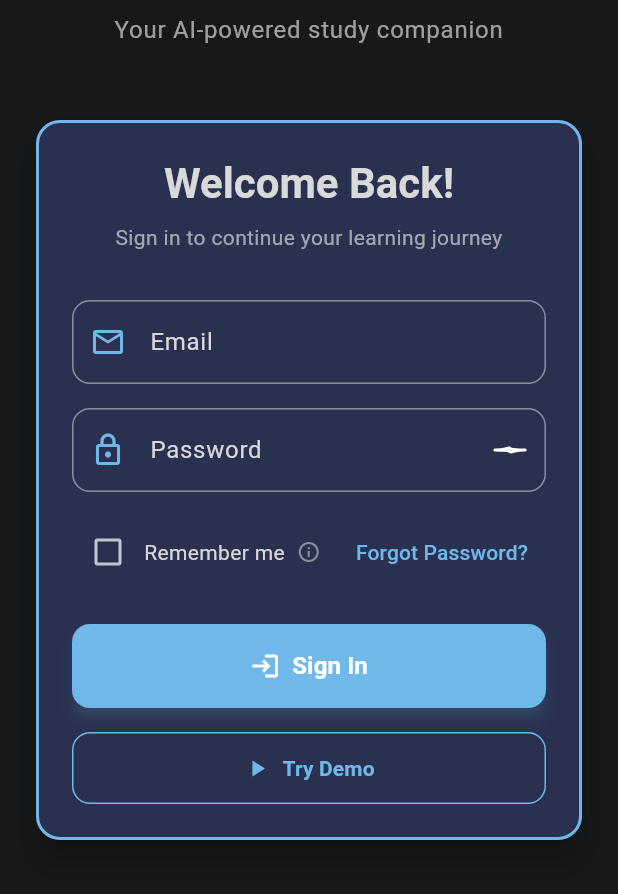
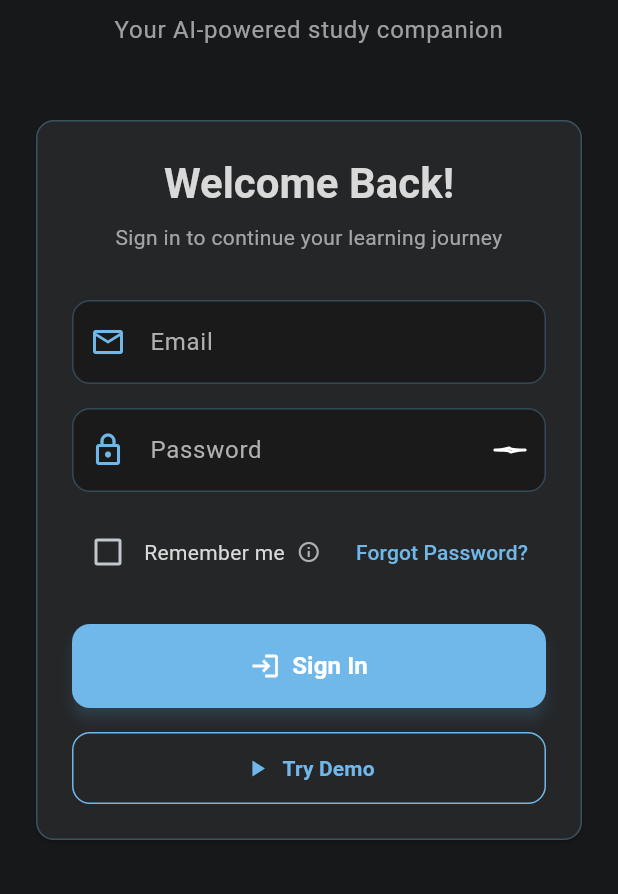
Before and after one commit to Cos229-239/2025_09_Team2, a Flutter app: the screen it shows after launch, on a phone screen of 412 x 824 dp, the part 342-1236 px from its top. Run offline on Flutter 3.47's test engine with Material 3 defaults, Android fonts, the phone set to English and light mode, and no system bars; our stand-ins replace cached_network_image, cloud_firestore, emoji_picker_flutter, file_picker, firebase_analytics, firebase_auth and 12 more; missing offline and left inert: flutter_quill, flutter_webrtc; accounts and stored records are empty.

Commit message:
Updated UI color scheme for login screen and sign up screen

```diff
--- a/lib/screens/auth/login_screen.dart
+++ b/lib/screens/auth/login_screen.dart
@@ -220,7 +220,15 @@
 
   Widget _buildLoginCard(BuildContext context) {
     return Card(
-      elevation: 8,
+      elevation: 1,
+      color: const Color(0xFF242628), // Match learning screen task card background
+      shape: RoundedRectangleBorder(
+        borderRadius: BorderRadius.circular(12),
+        side: BorderSide(
+          color: const Color(0xFF6FB8E9).withValues(alpha: 0.3), // Match learning screen border
+          width: 1,
+        ),
+      ),
       child: Padding(
         padding: const EdgeInsets.all(24),
         child: Form(
@@ -232,6 +240,7 @@
                 'Welcome Back!',
                 style: Theme.of(context).textTheme.headlineMedium?.copyWith(
                       fontWeight: FontWeight.bold,
+                      color: const Color(0xFFD9D9D9), // Match learning screen text color
                     ),
                 textAlign: TextAlign.center,
               ),
@@ -239,10 +248,7 @@
               Text(
                 'Sign in to continue your learning journey',
                 style: Theme.of(context).textTheme.bodyMedium?.copyWith(
-                      color: Theme.of(context)
-                          .colorScheme
-                          .onSurface
-                          .withValues(alpha: 0.7),
+                      color: const Color(0xFFD9D9D9).withValues(alpha: 0.7), // Match learning screen text color
                     ),
                 textAlign: TextAlign.center,
               ),
@@ -252,26 +258,34 @@
               TextFormField(
                 controller: _emailController,
                 keyboardType: TextInputType.emailAddress,
+                style: const TextStyle(color: Color(0xFFD9D9D9)), // Match learning screen text
                 decoration: InputDecoration(
                   labelText: 'Email',
+                  labelStyle: const TextStyle(color: Color(0xFFB0B0B0)), // Lighter gray for label
                   hintText: 'Enter your email address',
-                  prefixIcon: Icon(
+                  hintStyle: TextStyle(color: const Color(0xFFD9D9D9).withValues(alpha: 0.5)),
+                  prefixIcon: const Icon(
                     Icons.email_outlined,
-                    color: Theme.of(context).colorScheme.primary,
+                    color: Color(0xFF6FB8E9), // Match learning screen accent color
                   ),
+                  filled: true,
+                  fillColor: const Color(0xFF1A1A1A), // Darker fill color
                   border: OutlineInputBorder(
                     borderRadius: BorderRadius.circular(12),
+                    borderSide: BorderSide(
+                      color: const Color(0xFF6FB8E9).withValues(alpha: 0.3),
+                    ),
                   ),
                   enabledBorder: OutlineInputBorder(
                     borderRadius: BorderRadius.circular(12),
                     borderSide: BorderSide(
-                      color: Theme.of(context).colorScheme.outline,
+                      color: const Color(0xFF6FB8E9).withValues(alpha: 0.3),
                     ),
                   ),
                   focusedBorder: OutlineInputBorder(
                     borderRadius: BorderRadius.circular(12),
-                    borderSide: BorderSide(
-                      color: Theme.of(context).colorScheme.primary,
+                    borderSide: const BorderSide(
+                      color: Color(0xFF6FB8E9), // Match learning screen accent color
                       width: 2,
                     ),
                   ),
@@ -292,12 +306,15 @@
               TextFormField(
                 controller: _passwordController,
                 obscureText: _obscurePassword,
+                style: const TextStyle(color: Color(0xFFD9D9D9)), // Match learning screen text
                 decoration: InputDecoration(
                   labelText: 'Password',
+                  labelStyle: const TextStyle(color: Color(0xFFB0B0B0)), // Lighter gray for label
                   hintText: 'Enter your password',
-                  prefixIcon: Icon(
+                  hintStyle: TextStyle(color: const Color(0xFFD9D9D9).withValues(alpha: 0.5)),
+                  prefixIcon: const Icon(
                     Icons.lock_outlined,
-                    color: Theme.of(context).colorScheme.primary,
+                    color: Color(0xFF6FB8E9), // Match learning screen accent color
                   ),
                   suffixIcon: IconButton(
                     icon: SizedBox(
@@ -312,12 +329,10 @@
                         filterQuality: FilterQuality.low,
                         errorBuilder: (context, error, stackTrace) {
                           // Fallback to standard icon if Lottie fails
-                          return Icon(
-                            _obscurePassword
-                                ? Icons.visibility_off
-                                : Icons.visibility,
+                          return const Icon(
+                            Icons.visibility_outlined,
                             size: 20,
-                            color: Theme.of(context).colorScheme.primary,
+                            color: Color(0xFF6FB8E9), // Match learning screen accent color
                           );
                         },
                       ),
@@ -337,19 +352,24 @@
                       }
                     },
                   ),
+                  filled: true,
+                  fillColor: const Color(0xFF1A1A1A), // Darker fill color
                   border: OutlineInputBorder(
                     borderRadius: BorderRadius.circular(12),
+                    borderSide: BorderSide(
+                      color: const Color(0xFF6FB8E9).withValues(alpha: 0.3),
+                    ),
                   ),
                   enabledBorder: OutlineInputBorder(
                     borderRadius: BorderRadius.circular(12),
                     borderSide: BorderSide(
-                      color: Theme.of(context).colorScheme.outline,
+                      color: const Color(0xFF6FB8E9).withValues(alpha: 0.3),
                     ),
                   ),
                   focusedBorder: OutlineInputBorder(
                     borderRadius: BorderRadius.circular(12),
-                    borderSide: BorderSide(
-                      color: Theme.of(context).colorScheme.primary,
+                    borderSide: const BorderSide(
+                      color: Color(0xFF6FB8E9), // Match learning screen accent color
                       width: 2,
                     ),
                   ),
@@ -382,21 +402,22 @@
                         debugPrint('🗑️ Remember Me disabled - credentials cleared');
                       }
                     },
-                    activeColor: Theme.of(context).colorScheme.primary,
+                    activeColor: const Color(0xFF6FB8E9), // Match learning screen accent color
+                    checkColor: Colors.white,
                   ),
-                  Text(
+                  const Text(
                     'Remember me',
-                    style: Theme.of(context).textTheme.bodyMedium?.copyWith(
-                          color: Theme.of(context).colorScheme.onSurface,
-                        ),
+                    style: TextStyle(
+                      color: Color(0xFFD9D9D9), // Match learning screen text color
+                    ),
                   ),
                   const SizedBox(width: 8),
-                  Tooltip(
+                  const Tooltip(
                     message: 'Save your credentials securely for next time',
                     child: Icon(
                       Icons.info_outline,
                       size: 16,
-                      color: Theme.of(context).colorScheme.outline,
+                      color: Color(0xFFB0B0B0), // Lighter gray
                     ),
                   ),
                   const Spacer(),
@@ -408,15 +429,16 @@
                                 Text('Forgot password feature coming soon!')),
                       );
                     },
-                    child: Text(
+                    child: const Text(
                       'Forgot Password?',
                       style: TextStyle(
-                        color: Theme.of(context).colorScheme.primary,
+                        color: Color(0xFF6FB8E9), // Match learning screen accent color
                       ),
                     ),
                   ),
                 ],
               ),
+
 
               const SizedBox(height: 24),
 
@@ -426,25 +448,22 @@
                 child: ElevatedButton(
                   onPressed: _isLoading ? null : _handleLogin,
                   style: ElevatedButton.styleFrom(
-                    backgroundColor: Theme.of(context).colorScheme.primary,
-                    foregroundColor: Theme.of(context).colorScheme.onPrimary,
+                    backgroundColor: const Color(0xFF6FB8E9), // Match learning screen accent color
+                    foregroundColor: Colors.white,
                     elevation: 4,
-                    shadowColor: Theme.of(context)
-                        .colorScheme
-                        .primary
-                        .withValues(alpha: 0.4),
+                    shadowColor: const Color(0xFF6FB8E9).withValues(alpha: 0.4),
                     shape: RoundedRectangleBorder(
                       borderRadius: BorderRadius.circular(12),
                     ),
                   ),
                   child: _isLoading
-                      ? SizedBox(
+                      ? const SizedBox(
                           width: 24,
                           height: 24,
                           child: CircularProgressIndicator(
                             strokeWidth: 2,
                             valueColor: AlwaysStoppedAnimation<Color>(
-                              Theme.of(context).colorScheme.onPrimary,
+                              Colors.white,
                             ),
                           ),
                         )
@@ -475,9 +494,9 @@
                 child: OutlinedButton(
                   onPressed: _isLoading ? null : _handleDemoLogin,
                   style: OutlinedButton.styleFrom(
-                    foregroundColor: Theme.of(context).colorScheme.primary,
-                    side: BorderSide(
-                      color: Theme.of(context).colorScheme.primary,
+                    foregroundColor: const Color(0xFF6FB8E9), // Match learning screen accent color
+                    side: const BorderSide(
+                      color: Color(0xFF6FB8E9), // Match learning screen accent color
                     ),
                     shape: RoundedRectangleBorder(
                       borderRadius: BorderRadius.circular(12),
@@ -515,14 +534,11 @@
         Row(
           mainAxisAlignment: MainAxisAlignment.center,
           children: [
-            Text(
+            const Text(
               "Don't have an account? ",
-              style: Theme.of(context).textTheme.bodyMedium?.copyWith(
-                    color: Theme.of(context)
-                        .colorScheme
-                        .onSurface
-                        .withValues(alpha: 0.7),
-                  ),
+              style: TextStyle(
+                color: Color(0xFFD9D9D9), // Match learning screen text color
+              ),
             ),
             TextButton(
               onPressed: () {
@@ -532,10 +548,10 @@
                       builder: (context) => const SignupScreenNew()),
                 );
               },
-              child: Text(
+              child: const Text(
                 'Sign Up',
                 style: TextStyle(
-                  color: Theme.of(context).colorScheme.primary,
+                  color: Color(0xFF6FB8E9), // Match learning screen accent color
                   fontWeight: FontWeight.w600,
                 ),
               ),
```
Also changed, not shown: lib/screens/auth/signup_screen.dart (+98 -76 lines).
